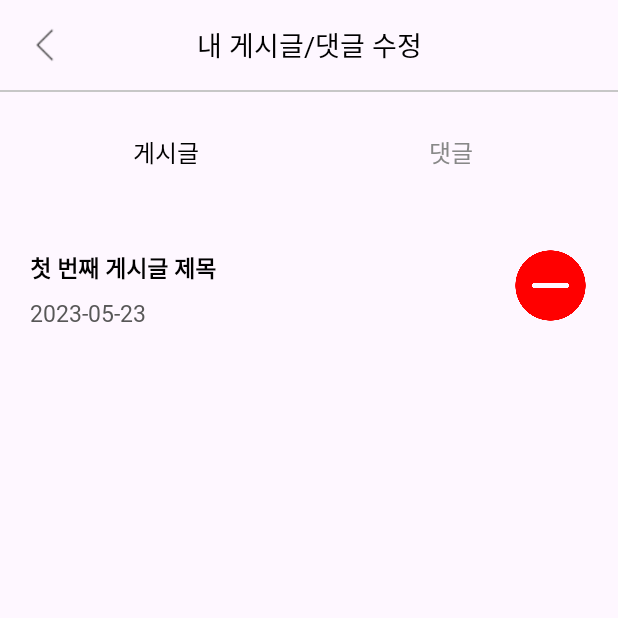
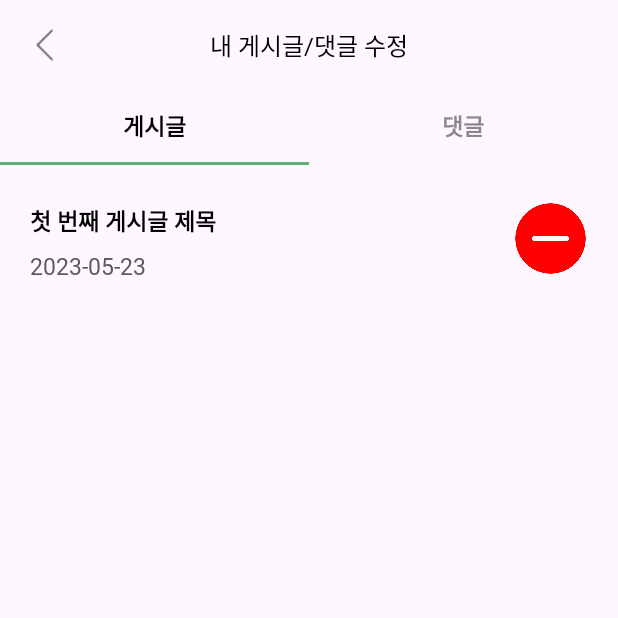
Before and after one commit to haeseong95/RM, an Android app: the MypageModify screen opened directly, with no data from a screen before it, on a phone screen of 412 x 824 dp, the top half of it. Run offline under Robolectric (Android 15) with nearby library versions, the phone set to English and light mode, and no system bars.

Commit message:
댓글 추가O

```diff
--- a/app/src/main/java/com/example/rm/MypageModify.java
+++ b/app/src/main/java/com/example/rm/MypageModify.java
@@ -1,6 +1,8 @@
 package com.example.rm;
 
+import android.content.res.ColorStateList;
 import android.os.Bundle;
+import android.view.View;
 import android.widget.Button;
 
 import androidx.appcompat.app.AppCompatActivity;
@@ -10,12 +12,16 @@ import androidx.recyclerview.widget.RecyclerView;
 import java.util.ArrayList;
 
 public class MypageModify extends AppCompatActivity {
+    // 레이아웃
     private RecyclerView recyclerView;
     private PostAdapter postAdapter;
     private CommentAdapter commentAdapter;
+    private Button btnPosts, btnComments;
+    View indicatorPosts, indicatorComments;
+    //
     private ArrayList<MypageModifyData> postsData = new ArrayList<>();
     private ArrayList<MypageModifyData> commentsData = new ArrayList<>();
-    private Button btnPosts, btnComments;
+
 
     @Override
     protected void onCreate(Bundle savedInstanceState) {
@@ -25,9 +31,12 @@ public class MypageModify extends AppCompatActivity {
         recyclerView = findViewById(R.id.modify_recyclerview);
         btnPosts = findViewById(R.id.btn_posts);
         btnComments = findViewById(R.id.btn_comments);
+        indicatorPosts = findViewById(R.id.indicator_posts);
+        indicatorComments = findViewById(R.id.indicator_comments);
 
         // 초기 데이터 설정 (예시 데이터 추가)
         initializeData();
+
 
         // 초기에는 게시글 목록을 표시
         postAdapter = new PostAdapter(this, postsData);
@@ -46,18 +55,20 @@ public class MypageModify extends AppCompatActivity {
     }
 
     private void showPosts() {
-        btnPosts.setBackgroundTintList(getResources().getColorStateList(R.color.selected_button_color));
-        btnComments.setBackgroundTintList(getResources().getColorStateList(R.color.unselected_button_color));
+        indicatorPosts.setVisibility(View.VISIBLE);
+        indicatorComments.setVisibility(View.INVISIBLE);
         btnPosts.setTextColor(getResources().getColor(R.color.black));
         btnComments.setTextColor(getResources().getColor(R.color.gray));
         recyclerView.setAdapter(postAdapter);
     }
 
     private void showComments() {
-        btnPosts.setBackgroundTintList(getResources().getColorStateList(R.color.unselected_button_color));
-        btnComments.setBackgroundTintList(getResources().getColorStateList(R.color.selected_button_color));
+        indicatorComments.setVisibility(View.VISIBLE);
+        indicatorPosts.setVisibility(View.INVISIBLE);
         btnPosts.setTextColor(getResources().getColor(R.color.gray));
         btnComments.setTextColor(getResources().getColor(R.color.black));
         recyclerView.setAdapter(commentAdapter);
     }
+
+
 }
--- a/app/src/main/java/com/example/rm/community/ImageAdapter.java
+++ b/app/src/main/java/com/example/rm/community/ImageAdapter.java
@@ -46,7 +46,7 @@ public class ImageAdapter extends RecyclerView.Adapter<ImageAdapter.ImageViewHol
         Glide.with(context).load(uri).into(holder.imageView);
 
         holder.delete.setOnClickListener(v -> {
-            int adapterPosition = holder.getAdapterPosition();  // 현재 아이템 위치 가져옴
+            int adapterPosition = holder.getAbsoluteAdapterPosition();  // 현재 아이템 위치 가져옴
             if (adapterPosition != RecyclerView.NO_POSITION){
                 uriArrayList.remove(adapterPosition);  // 리스트 위치의 데이터 삭제
                 notifyItemRemoved(adapterPosition);    // 리사이클뷰의 ui 항목 제거 알림
--- a/app/src/main/res/layout/community_listview_comment.xml
+++ b/app/src/main/res/layout/community_listview_comment.xml
@@ -1,8 +1,8 @@
 <?xml version="1.0" encoding="utf-8"?>
 <LinearLayout xmlns:android="http://schemas.android.com/apk/res/android"
     android:layout_width="match_parent"
-    android:layout_height="match_parent"
-    android:orientation="horizontal">
+    android:layout_height="wrap_content"
+    android:orientation="vertical">
 
     <LinearLayout
         android:layout_width="match_parent"
@@ -48,7 +48,7 @@
                 android:layout_height="25dp"
                 android:layout_alignParentTop="true"
                 android:layout_alignParentEnd="true"
-                android:background="@drawable/mypage_modify_delete"
+                android:background="@drawable/community_menu"
                 android:backgroundTint="@null"
                 android:focusable="false"
                 android:focusableInTouchMode="false" />
--- a/app/src/main/res/layout/mypage_community_modify.xml
+++ b/app/src/main/res/layout/mypage_community_modify.xml
@@ -25,61 +25,67 @@
             style="@style/toolbar_text" />
     </androidx.appcompat.widget.Toolbar>
 
-    <View
-        android:layout_width="match_parent"
-        android:layout_height="1dp"
-        android:background="@color/category_gray" />
-
-    <!-- 게시글과 댓글 버튼 -->
     <LinearLayout
         android:layout_width="match_parent"
         android:layout_height="wrap_content"
         android:orientation="horizontal"
-        android:padding="16dp"
         android:gravity="center">
+
+        <LinearLayout
+            android:layout_width="0dp"
+            android:layout_height="wrap_content"
+            android:layout_weight="1"
+            android:orientation="vertical">
 
             <Button
                 android:id="@+id/btn_posts"
+                android:layout_width="match_parent"
+                android:layout_height="wrap_content"
+                android:backgroundTint="@android:color/transparent"
+                android:text="게시글"
+                android:textStyle="bold"
+                android:textColor="@color/black"
+                android:fontFamily="@font/nanum_regular"
+                android:textSize="15dp" />
+
+            <View
+                android:id="@+id/indicator_posts"
+                android:layout_width="match_parent"
+                android:layout_height="2dp"
+                android:background="@color/main_color_green"
+                android:visibility="visible" />
+        </LinearLayout>
+
+        <LinearLayout
             android:layout_width="0dp"
             android:layout_height="wrap_content"
             android:layout_weight="1"
-            android:background="?attr/selectableItemBackground"
-            android:text="게시글"
-            android:textColor="@color/black"
-            android:backgroundTint="@color/selected_button_color"
-            android:fontFamily="@font/nanum_regular"
-            android:textSize="16sp" />
+            android:orientation="vertical">
 
             <Button
                 android:id="@+id/btn_comments"
-            android:layout_width="0dp"
+                android:layout_width="match_parent"
                 android:layout_height="wrap_content"
-            android:layout_weight="1"
-            android:background="?attr/selectableItemBackground"
+                android:backgroundTint="@android:color/transparent"
                 android:text="댓글"
                 android:textColor="@color/gray"
-            android:backgroundTint="@color/unselected_button_color"
+                android:textStyle="bold"
                 android:fontFamily="@font/nanum_regular"
-            android:textSize="16sp" />
+                android:textSize="15dp" />
+
+            <View
+                android:id="@+id/indicator_comments"
+                android:layout_width="match_parent"
+                android:layout_height="2dp"
+                android:background="@color/main_color_green"
+                android:visibility="invisible" />
+        </LinearLayout>
     </LinearLayout>
 
-    <androidx.core.widget.NestedScrollView
-        android:layout_width="match_parent"
-        android:layout_height="0dp"
-        android:layout_weight="1"
-        android:scrollbars="none">
-
-        <LinearLayout
-            android:layout_width="match_parent"
-            android:layout_height="wrap_content"
-            android:orientation="vertical">
 
     <androidx.recyclerview.widget.RecyclerView
         android:id="@+id/modify_recyclerview"
         android:layout_width="match_parent"
         android:layout_height="wrap_content"
         android:nestedScrollingEnabled="false" />
-
 </LinearLayout>
-    </androidx.core.widget.NestedScrollView>
-</LinearLayout>
--- a/app/src/main/res/layout/mypage_community_modify_listview.xml
+++ b/app/src/main/res/layout/mypage_community_modify_listview.xml
@@ -1,7 +1,6 @@
 <?xml version="1.0" encoding="utf-8"?>
 <LinearLayout xmlns:android="http://schemas.android.com/apk/res/android"
     xmlns:app="http://schemas.android.com/apk/res-auto"
-    xmlns:tools="http://schemas.android.com/tools"
     android:layout_width="match_parent"
     android:layout_height="wrap_content"
     android:orientation="vertical">
--- a/app/src/main/res/values/styles.xml
+++ b/app/src/main/res/values/styles.xml
@@ -48,7 +48,7 @@
         <item name="android:layout_width">wrap_content</item>
         <item name="android:layout_height">wrap_content</item>
         <item name="android:textColor">@android:color/black</item>
-        <item name="android:textSize">18dp</item>
+        <item name="android:textSize">16dp</item>
         <item name="fontFamily">@font/nanum_bold</item>
         <item name="android:layout_gravity">center</item>
     </style>
```
Also changed, not shown: app/src/main/java/com/example/rm/community/CommentAdapter.java (+5 -15 lines), app/src/main/java/com/example/rm/community/Community.java (+29 -13 lines), app/src/main/java/com/example/rm/community/CommunityAdapter.java (+9 -17 lines), app/src/main/java/com/example/rm/community/CommunityContent.java (+28 -5 lines), app/src/main/res/layout/community_content.xml (+3 -5 lines). Lines whose indentation alone changed are shown as unchanged.
